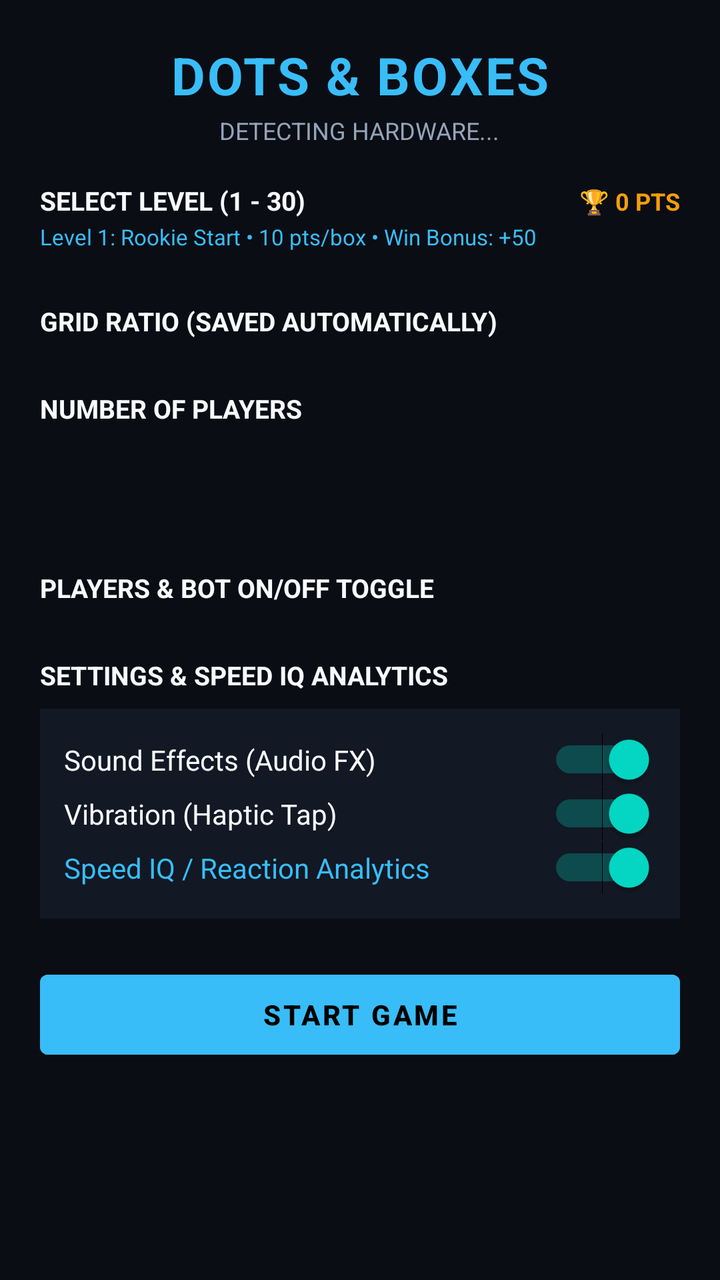
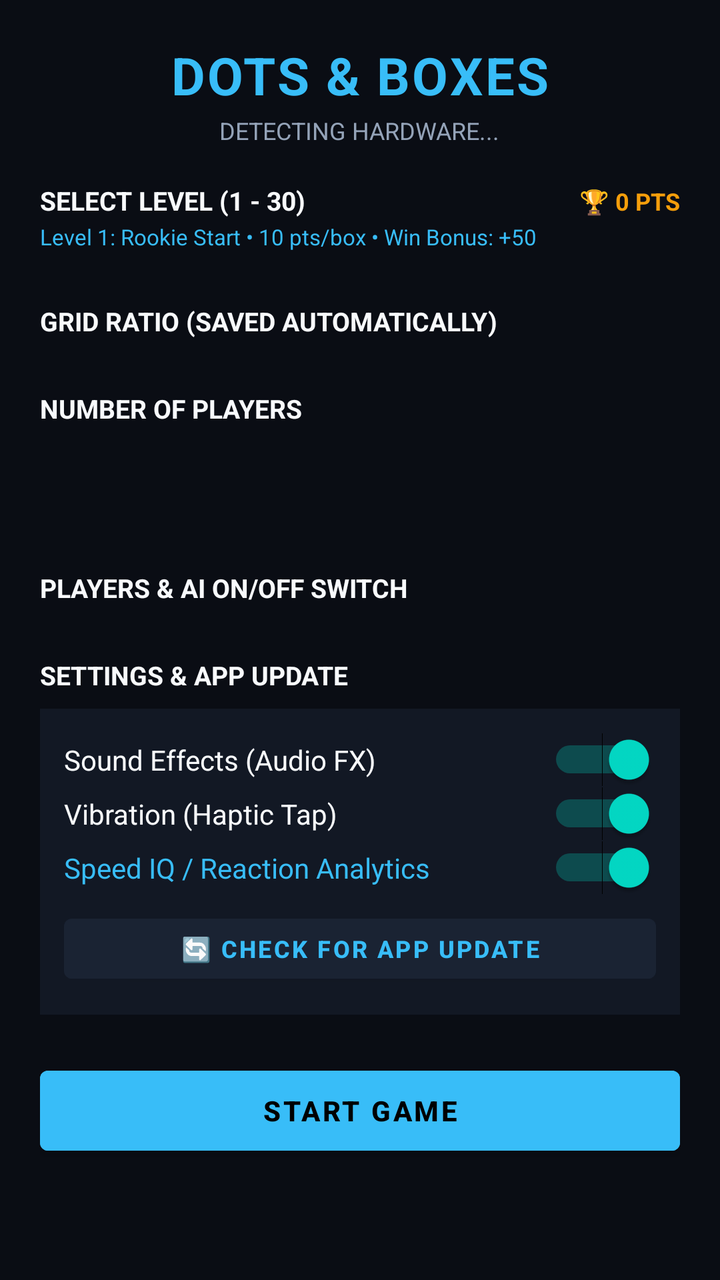

Two renders of the same Android screen: before a commit and after it. Below are the layout's source before the change and the commit's diff.
<!-- AndroidManifest.xml: application theme Theme.DotsAndBoxes -->
<!-- res/layout/activity_main.xml -->
<?xml version="1.0" encoding="utf-8"?>
<FrameLayout xmlns:android="http://schemas.android.com/apk/res/android"
    android:layout_width="match_parent"
    android:layout_height="match_parent"
    android:background="@color/bg_primary">

    
    <ScrollView
        android:id="@+id/configContainer"
        android:layout_width="match_parent"
        android:layout_height="match_parent"
        android:fillViewport="true">

        <LinearLayout
            android:layout_width="match_parent"
            android:layout_height="wrap_content"
            android:orientation="vertical"
            android:padding="20dp"
            android:gravity="center_horizontal">

            <TextView
                android:layout_width="wrap_content"
                android:layout_height="wrap_content"
                android:text="DOTS &amp; BOXES"
                android:textColor="@color/accent_blue"
                android:textSize="26sp"
                android:textStyle="bold"
                android:letterSpacing="0.04" />

            <TextView
                android:id="@+id/tvDeviceType"
                android:layout_width="wrap_content"
                android:layout_height="wrap_content"
                android:text="DETECTING HARDWARE..."
                android:textColor="@color/text_muted"
                android:textSize="12sp"
                android:layout_marginTop="2dp" />

            
            <LinearLayout
                android:layout_width="match_parent"
                android:layout_height="wrap_content"
                android:orientation="horizontal"
                android:layout_marginTop="18dp">

                <TextView
                    android:layout_width="0dp"
                    android:layout_height="wrap_content"
                    android:layout_weight="1"
                    android:text="SELECT LEVEL (1 - 30)"
                    android:textColor="@color/text_light"
                    android:textStyle="bold"
                    android:textSize="13sp" />

                <TextView
                    android:id="@+id/tvTotalBank"
                    android:layout_width="wrap_content"
                    android:layout_height="wrap_content"
                    android:text="🏆 0 PTS"
                    android:textColor="#F59E0B"
                    android:textStyle="bold"
                    android:textSize="12sp" />
            </LinearLayout>

            <TextView
                android:id="@+id/tvLevelInfo"
                android:layout_width="match_parent"
                android:layout_height="wrap_content"
                android:text="Level 1: Rookie Start • 10 pts/box • Win Bonus: +50"
                android:textColor="@color/accent_blue"
                android:textSize="11sp"
                android:layout_marginTop="2dp" />

            <HorizontalScrollView
                android:layout_width="match_parent"
                android:layout_height="wrap_content"
                android:layout_marginTop="8dp"
                android:scrollbars="none">
                <LinearLayout
                    android:id="@+id/levelOptionsLayout"
                    android:layout_width="wrap_content"
                    android:layout_height="wrap_content"
                    android:orientation="horizontal" />
            </HorizontalScrollView>

            
            <TextView
                android:layout_width="match_parent"
                android:layout_height="wrap_content"
                android:text="GRID RATIO (SAVED AUTOMATICALLY)"
                android:textColor="@color/text_light"
                android:textStyle="bold"
                android:textSize="13sp"
                android:layout_marginTop="18dp" />

            <HorizontalScrollView
                android:layout_width="match_parent"
                android:layout_height="wrap_content"
                android:layout_marginTop="8dp"
                android:scrollbars="none">
                <LinearLayout
                    android:id="@+id/gridOptionsLayout"
                    android:layout_width="wrap_content"
                    android:layout_height="wrap_content"
                    android:orientation="horizontal" />
            </HorizontalScrollView>

            
            <TextView
                android:layout_width="match_parent"
                android:layout_height="wrap_content"
                android:text="NUMBER OF PLAYERS"
                android:textColor="@color/text_light"
                android:textStyle="bold"
                android:textSize="13sp"
                android:layout_marginTop="18dp" />

            <LinearLayout
                android:id="@+id/playerCountTabsLayout"
                android:layout_width="match_parent"
                android:layout_height="46dp"
                android:orientation="horizontal"
                android:layout_marginTop="8dp" />

            
            <TextView
                android:layout_width="match_parent"
                android:layout_height="wrap_content"
                android:text="PLAYERS &amp; BOT ON/OFF TOGGLE"
                android:textColor="@color/text_light"
                android:textStyle="bold"
                android:textSize="13sp"
                android:layout_marginTop="18dp" />

            <LinearLayout
                android:id="@+id/rosterLayout"
                android:layout_width="match_parent"
                android:layout_height="wrap_content"
                android:orientation="vertical"
                android:layout_marginTop="8dp" />

            
            <TextView
                android:layout_width="match_parent"
                android:layout_height="wrap_content"
                android:text="SETTINGS &amp; SPEED IQ ANALYTICS"
                android:textColor="@color/text_light"
                android:textStyle="bold"
                android:textSize="13sp"
                android:layout_marginTop="18dp" />

            <LinearLayout
                android:layout_width="match_parent"
                android:layout_height="wrap_content"
                android:orientation="vertical"
                android:background="#121824"
                android:padding="12dp"
                android:layout_marginTop="8dp">

                <Switch
                    android:id="@+id/switchSound"
                    android:layout_width="match_parent"
                    android:layout_height="wrap_content"
                    android:text="Sound Effects (Audio FX)"
                    android:textColor="@color/text_light"
                    android:checked="true"
                    android:paddingVertical="4dp" />

                <Switch
                    android:id="@+id/switchVibration"
                    android:layout_width="match_parent"
                    android:layout_height="wrap_content"
                    android:text="Vibration (Haptic Tap)"
                    android:textColor="@color/text_light"
                    android:checked="true"
                    android:paddingVertical="4dp" />

                <Switch
                    android:id="@+id/switchSpeedAnalytics"
                    android:layout_width="match_parent"
                    android:layout_height="wrap_content"
                    android:text="Speed IQ / Reaction Analytics"
                    android:textColor="@color/accent_blue"
                    android:checked="true"
                    android:paddingVertical="4dp" />
            </LinearLayout>

            <Button
                android:id="@+id/btnStartMatch"
                android:layout_width="match_parent"
                android:layout_height="52dp"
                android:text="START GAME"
                android:textStyle="bold"
                android:textColor="#000000"
                android:backgroundTint="@color/accent_blue"
                android:layout_marginTop="22dp" />
        </LinearLayout>
    </ScrollView>

    
    <LinearLayout
        android:id="@+id/arenaContainer"
        android:layout_width="match_parent"
        android:layout_height="match_parent"
        android:orientation="vertical"
        android:visibility="gone">

        <RelativeLayout
            android:layout_width="match_parent"
            android:layout_height="56dp"
            android:paddingHorizontal="16dp"
            android:background="@color/bg_card">

            <ImageButton
                android:id="@+id/btnLeaveArena"
                android:layout_width="40dp"
                android:layout_height="40dp"
                android:layout_centerVertical="true"
                android:background="?attr/selectableItemBackgroundBorderless"
                android:src="@android:drawable/ic_menu_revert"
                android:tint="@color/text_light" />

            <TextView
                android:id="@+id/tvTurnIndicator"
                android:layout_width="wrap_content"
                android:layout_height="wrap_content"
                android:layout_centerInParent="true"
                android:text="Player 1's Turn"
                android:textColor="@color/text_light"
                android:textStyle="bold"
                android:textSize="15sp" />

            <ImageButton
                android:id="@+id/btnResetMatch"
                android:layout_width="40dp"
                android:layout_height="40dp"
                android:layout_alignParentEnd="true"
                android:layout_centerVertical="true"
                android:background="?attr/selectableItemBackgroundBorderless"
                android:src="@android:drawable/ic_menu_rotate"
                android:tint="@color/text_light" />
        </RelativeLayout>

        <HorizontalScrollView
            android:layout_width="match_parent"
            android:layout_height="wrap_content"
            android:background="#0F1420"
            android:paddingVertical="8dp"
            android:scrollbars="none">
            <LinearLayout
                android:id="@+id/arenaScoresLayout"
                android:layout_width="wrap_content"
                android:layout_height="wrap_content"
                android:orientation="horizontal"
                android:paddingHorizontal="12dp" />
        </HorizontalScrollView>

        <com.fixtocode.dotsandboxes.GameView
            android:id="@+id/gameView"
            android:layout_width="match_parent"
            android:layout_height="match_parent" />
    </LinearLayout>

    
    <FrameLayout
        android:id="@+id/winnerOverlay"
        android:layout_width="match_parent"
        android:layout_height="match_parent"
        android:background="#E60A0D14"
        android:visibility="gone"
        android:clickable="true"
        android:focusable="true">

        <ScrollView
            android:layout_width="match_parent"
            android:layout_height="wrap_content"
            android:layout_gravity="center">

            <LinearLayout
                android:layout_width="match_parent"
                android:layout_height="wrap_content"
                android:layout_marginHorizontal="24dp"
                android:background="@drawable/bg_victory_card"
                android:orientation="vertical"
                android:padding="22dp"
                android:gravity="center_horizontal">

                <TextView
                    android:layout_width="wrap_content"
                    android:layout_height="wrap_content"
                    android:text="🏆"
                    android:textSize="44sp" />

                <TextView
                    android:id="@+id/tvWinnerTitle"
                    android:layout_width="wrap_content"
                    android:layout_height="wrap_content"
                    android:text="PLAYER 1 WINS!"
                    android:textColor="#38BDF8"
                    android:textSize="22sp"
                    android:textStyle="bold"
                    android:layout_marginTop="6dp" />

                <TextView
                    android:id="@+id/tvWinnerSubtitle"
                    android:layout_width="wrap_content"
                    android:layout_height="wrap_content"
                    android:text="Dominated the grid"
                    android:textColor="@color/text_muted"
                    android:textSize="12sp"
                    android:layout_marginTop="2dp" />

                <TextView
                    android:layout_width="match_parent"
                    android:layout_height="wrap_content"
                    android:text="MATCH STANDINGS"
                    android:textColor="@color/text_light"
                    android:textSize="11sp"
                    android:textStyle="bold"
                    android:layout_marginTop="14dp" />

                <LinearLayout
                    android:id="@+id/winnerStatsLayout"
                    android:layout_width="match_parent"
                    android:layout_height="wrap_content"
                    android:orientation="vertical"
                    android:layout_marginTop="6dp" />

                <TextView
                    android:id="@+id/tvAnalyticsHeading"
                    android:layout_width="match_parent"
                    android:layout_height="wrap_content"
                    android:text="⚡ SPEED IQ &amp; REFLEX ANALYTICS"
                    android:textColor="#38BDF8"
                    android:textSize="11sp"
                    android:textStyle="bold"
                    android:layout_marginTop="14dp" />

                <LinearLayout
                    android:id="@+id/winnerAnalyticsLayout"
                    android:layout_width="match_parent"
                    android:layout_height="wrap_content"
                    android:orientation="vertical"
                    android:layout_marginTop="6dp" />

                <Button
                    android:id="@+id/btnOverlayPlayAgain"
                    android:layout_width="match_parent"
                    android:layout_height="50dp"
                    android:text="PLAY AGAIN"
                    android:textStyle="bold"
                    android:textColor="#000000"
                    android:backgroundTint="@color/accent_blue"
                    android:layout_marginTop="18dp" />

                <Button
                    android:id="@+id/btnOverlaySettings"
                    android:layout_width="match_parent"
                    android:layout_height="44dp"
                    android:text="CHANGE SETTINGS"
                    android:textStyle="bold"
                    android:textColor="@color/text_light"
                    android:backgroundTint="#1E293B"
                    android:layout_marginTop="8dp" />
            </LinearLayout>
        </ScrollView>
    </FrameLayout>

    
    <FrameLayout
        android:id="@+id/adOverlay"
        android:layout_width="match_parent"
        android:layout_height="match_parent"
        android:background="#F5070A10"
        android:visibility="gone"
        android:clickable="true"
        android:focusable="true">

        <LinearLayout
            android:layout_width="match_parent"
            android:layout_height="wrap_content"
            android:layout_gravity="center"
            android:layout_marginHorizontal="22dp"
            android:background="@drawable/bg_victory_card"
            android:orientation="vertical"
            android:padding="20dp"
            android:gravity="center_horizontal">

            
            <LinearLayout
                android:layout_width="match_parent"
                android:layout_height="wrap_content"
                android:orientation="horizontal"
                android:gravity="center_vertical"
                android:layout_marginBottom="12dp">

                <TextView
                    android:id="@+id/tvAdBadge"
                    android:layout_width="0dp"
                    android:layout_height="wrap_content"
                    android:layout_weight="1"
                    android:text="SPONSORED • AD #1/4"
                    android:textColor="#F59E0B"
                    android:textSize="11sp"
                    android:textStyle="bold" />

                <TextView
                    android:id="@+id/tvAdCountdown"
                    android:layout_width="wrap_content"
                    android:layout_height="wrap_content"
                    android:background="@drawable/bg_stat_item"
                    android:paddingHorizontal="14dp"
                    android:paddingVertical="6dp"
                    android:text="Skip in 6s"
                    android:textColor="#38BDF8"
                    android:textSize="12sp"
                    android:textStyle="bold"
                    android:clickable="true"
                    android:focusable="true" />
            </LinearLayout>

            
            <FrameLayout
                android:layout_width="match_parent"
                android:layout_height="190dp"
                android:background="#080B12">

                <ImageView
                    android:id="@+id/ivAdPicture"
                    android:layout_width="match_parent"
                    android:layout_height="match_parent"
                    android:scaleType="centerCrop"
                    android:visibility="gone" />

                <VideoView
                    android:id="@+id/vvAdVideo"
                    android:layout_width="match_parent"
                    android:layout_height="match_parent"
                    android:layout_gravity="center"
                    android:visibility="gone" />

                <TextView
                    android:id="@+id/tvAdFallbackIcon"
                    android:layout_width="wrap_content"
                    android:layout_height="wrap_content"
                    android:layout_gravity="center"
                    android:text="🚀"
                    android:textSize="44sp" />

                <ProgressBar
                    android:id="@+id/pbAdMediaLoading"
                    android:layout_width="28dp"
                    android:layout_height="28dp"
                    android:layout_gravity="bottom|end"
                    android:layout_margin="10dp"
                    android:visibility="gone" />
            </FrameLayout>

            <TextView
                android:id="@+id/tvAdHeadline"
                android:layout_width="wrap_content"
                android:layout_height="wrap_content"
                android:text="FixToCode Official Channel"
                android:textColor="#F8FAFC"
                android:textSize="20sp"
                android:textStyle="bold"
                android:gravity="center"
                android:layout_marginTop="14dp" />

            <TextView
                android:id="@+id/tvAdDescription"
                android:layout_width="wrap_content"
                android:layout_height="wrap_content"
                android:text="Explore high-performance apps, C++ tools, and tech breakdowns by Rameez Ahmad."
                android:textColor="@color/text_muted"
                android:textSize="13sp"
                android:gravity="center"
                android:layout_marginTop="6dp" />

            <Button
                android:id="@+id/btnAdAction"
                android:layout_width="match_parent"
                android:layout_height="50dp"
                android:text="VISIT OFFICIAL SITE ↗"
                android:textStyle="bold"
                android:textColor="#000000"
                android:backgroundTint="#F59E0B"
                android:layout_marginTop="18dp" />
        </LinearLayout>
    </FrameLayout>

    
    <FrameLayout
        android:id="@+id/updateOverlay"
        android:layout_width="match_parent"
        android:layout_height="match_parent"
        android:background="#E60A0D14"
        android:visibility="gone"
        android:clickable="true"
        android:focusable="true">

        <LinearLayout
            android:layout_width="match_parent"
            android:layout_height="wrap_content"
            android:layout_gravity="center"
            android:layout_marginHorizontal="26dp"
            android:background="@drawable/bg_victory_card"
            android:orientation="vertical"
            android:padding="24dp"
            android:gravity="center_horizontal">

            <TextView
                android:layout_width="wrap_content"
                android:layout_height="wrap_content"
                android:text="⚡"
                android:textSize="44sp" />

            <TextView
                android:id="@+id/tvUpdateTitle"
                android:layout_width="wrap_content"
                android:layout_height="wrap_content"
                android:text="NEW UPDATE AVAILABLE!"
                android:textColor="#38BDF8"
                android:textSize="20sp"
                android:textStyle="bold"
                android:gravity="center"
                android:layout_marginTop="8dp" />

            <TextView
                android:id="@+id/tvUpdateMessage"
                android:layout_width="wrap_content"
                android:layout_height="wrap_content"
                android:text="A new version of Dots &amp; Boxes has been launched on our website."
                android:textColor="@color/text_light"
                android:textSize="13sp"
                android:gravity="center"
                android:layout_marginTop="8dp" />

            <Button
                android:id="@+id/btnUpdateNow"
                android:layout_width="match_parent"
                android:layout_height="50dp"
                android:text="OPEN WEBSITE &amp; UPDATE"
                android:textStyle="bold"
                android:textColor="#000000"
                android:backgroundTint="@color/accent_blue"
                android:layout_marginTop="20dp" />

            <Button
                android:id="@+id/btnUpdateLater"
                android:layout_width="match_parent"
                android:layout_height="44dp"
                android:text="LATER"
                android:textStyle="bold"
                android:textColor="@color/text_light"
                android:backgroundTint="#1E293B"
                android:layout_marginTop="8dp" />
        </LinearLayout>
    </FrameLayout>
</FrameLayout>
<!-- resources referenced by this layout -->
<resources>
  <color name="accent_blue">#38BDF8</color>
  <color name="bg_card">#121824</color>
  <color name="bg_primary">#0A0D14</color>
  <color name="text_light">#F8FAFC</color>
  <color name="text_muted">#94A3B8</color>
  <!-- drawable bg_stat_item (drawable) -->
  <?xml version="1.0" encoding="utf-8"?>
  <shape xmlns:android="http://schemas.android.com/apk/res/android"
      android:shape="rectangle">
      <solid android:color="#1A2333" />
      <corners android:radius="10dp" />
  </shape>
  <!-- drawable bg_victory_card (drawable) -->
  <?xml version="1.0" encoding="utf-8"?>
  <shape xmlns:android="http://schemas.android.com/apk/res/android"
      android:shape="rectangle">
      <solid android:color="#121824" />
      <stroke android:width="2dp" android:color="#38BDF8" />
      <corners android:radius="20dp" />
  </shape>
  <style name="Theme.DotsAndBoxes" parent="Theme.MaterialComponents.DayNight.NoActionBar">
          <item name="android:statusBarColor">#0A0D14</item>
          <item name="android:windowBackground">@color/bg_primary</item>
      </style>
</resources>

<!-- the commit's change to res/layout/activity_main.xml (unified diff, before → after) -->
@@ -126,7 +126,7 @@
             <TextView
                 android:layout_width="match_parent"
                 android:layout_height="wrap_content"
-                android:text="PLAYERS &amp; BOT ON/OFF TOGGLE"
+                android:text="PLAYERS &amp; AI ON/OFF SWITCH"
                 android:textColor="@color/text_light"
                 android:textStyle="bold"
                 android:textSize="13sp"
@@ -143,7 +143,7 @@
             <TextView
                 android:layout_width="match_parent"
                 android:layout_height="wrap_content"
-                android:text="SETTINGS &amp; SPEED IQ ANALYTICS"
+                android:text="SETTINGS &amp; APP UPDATE"
                 android:textColor="@color/text_light"
                 android:textStyle="bold"
                 android:textSize="13sp"
@@ -183,6 +183,17 @@
                     android:textColor="@color/accent_blue"
                     android:checked="true"
                     android:paddingVertical="4dp" />
+
+                <Button
+                    android:id="@+id/btnCheckUpdateManual"
+                    android:layout_width="match_parent"
+                    android:layout_height="42dp"
+                    android:text="🔄 CHECK FOR APP UPDATE"
+                    android:textSize="12sp"
+                    android:textStyle="bold"
+                    android:textColor="@color/accent_blue"
+                    android:backgroundTint="#1A2333"
+                    android:layout_marginTop="6dp" />
             </LinearLayout>
 
             <Button
@@ -386,7 +397,6 @@
             android:padding="20dp"
             android:gravity="center_horizontal">
 
-            
             <LinearLayout
                 android:layout_width="match_parent"
                 android:layout_height="wrap_content"
@@ -419,7 +429,6 @@
                     android:focusable="true" />
             </LinearLayout>
 
-            
             <FrameLayout
                 android:layout_width="match_parent"
                 android:layout_height="190dp"
@@ -530,7 +539,7 @@
                 android:id="@+id/tvUpdateMessage"
                 android:layout_width="wrap_content"
                 android:layout_height="wrap_content"
-                android:text="A new version of Dots &amp; Boxes has been launched on our website."
+                android:text="A new version of Dots &amp; Boxes is ready to install."
                 android:textColor="@color/text_light"
                 android:textSize="13sp"
                 android:gravity="center"
@@ -540,7 +549,7 @@
                 android:id="@+id/btnUpdateNow"
                 android:layout_width="match_parent"
                 android:layout_height="50dp"
-                android:text="OPEN WEBSITE &amp; UPDATE"
+                android:text="⬇ DOWNLOAD &amp; INSTALL UPDATE"
                 android:textStyle="bold"
                 android:textColor="#000000"
                 android:backgroundTint="@color/accent_blue"
